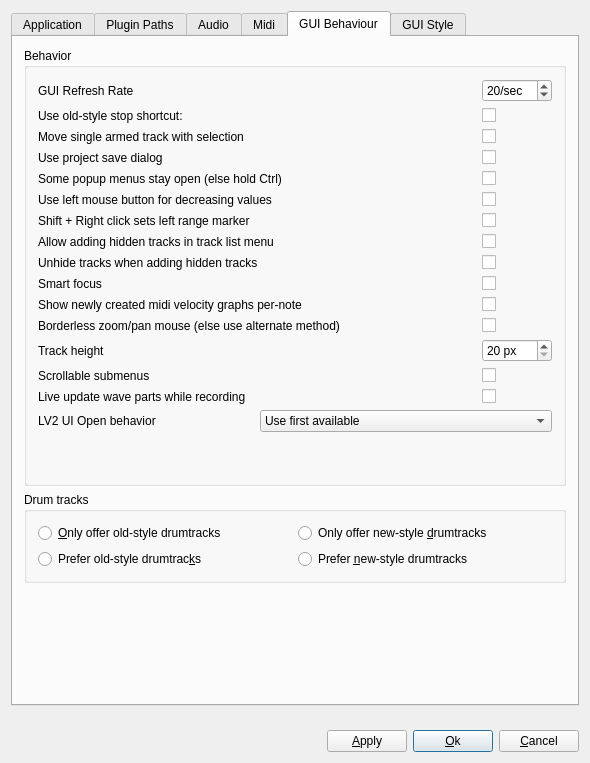
The window that muse3/muse/widgets/gensetbase.ui (emrum/muse) describes before a commit, drawn with Qt 5.
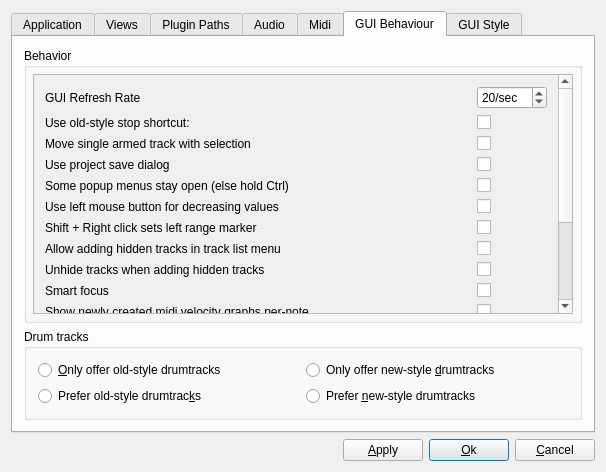
The same window after the commit. The open tabs and pages were chosen to show the change.

What changed in the file:
```diff
--- a/muse3/muse/widgets/gensetbase.ui
+++ b/muse3/muse/widgets/gensetbase.ui
@@ -6,8 +6,8 @@
    <rect>
     <x>0</x>
     <y>0</y>
-    <width>590</width>
-    <height>763</height>
+    <width>606</width>
+    <height>472</height>
    </rect>
   </property>
   <property name="windowTitle">
@@ -17,7 +17,7 @@
    <item>
     <widget class="QTabWidget" name="TabWidget2">
      <property name="sizePolicy">
-      <sizepolicy hsizetype="Expanding" vsizetype="Preferred">
+      <sizepolicy hsizetype="Expanding" vsizetype="Expanding">
        <horstretch>0</horstretch>
        <verstretch>0</verstretch>
       </sizepolicy>
@@ -36,6 +36,12 @@
           <string>Start Muse</string>
          </property>
          <layout class="QGridLayout">
+          <property name="topMargin">
+           <number>2</number>
+          </property>
+          <property name="bottomMargin">
+           <number>6</number>
+          </property>
           <item row="1" column="0">
            <layout class="QGridLayout" name="gridLayout11">
             <item row="3" column="0" colspan="2">
@@ -113,6 +119,12 @@
                <string>On Launch</string>
               </property>
               <layout class="QHBoxLayout" name="hLayout_2">
+               <property name="topMargin">
+                <number>2</number>
+               </property>
+               <property name="bottomMargin">
+                <number>6</number>
+               </property>
                <item>
                 <widget class="QCheckBox" name="showSplash">
                  <property name="text">
@@ -163,7 +175,65 @@
          </layout>
         </widget>
        </item>
-       <item row="3" column="0">
+       <item row="0" column="0">
+        <widget class="QGroupBox" name="projDirGroupBox">
+         <property name="title">
+          <string>Project directory</string>
+         </property>
+         <layout class="QHBoxLayout" name="qhboxProjDir">
+          <property name="spacing">
+           <number>6</number>
+          </property>
+          <property name="topMargin">
+           <number>2</number>
+          </property>
+          <property name="bottomMargin">
+           <number>2</number>
+          </property>
+          <item>
+           <widget class="QLabel" name="textLabel_ProjDir">
+            <property name="text">
+             <string>Projects:</string>
+            </property>
+            <property name="wordWrap">
+             <bool>false</bool>
+            </property>
+           </widget>
+          </item>
+          <item>
+           <widget class="QLineEdit" name="projDirEntry"/>
+          </item>
+          <item>
+           <widget class="QToolButton" name="projDirOpenToolButton">
+            <property name="text">
+             <string>...</string>
+            </property>
+           </widget>
+          </item>
+         </layout>
+        </widget>
+       </item>
+       <item row="1" column="0">
+        <widget class="QCheckBox" name="autoSaveCheckBox">
+         <property name="text">
+          <string>Auto save (every 5 minutes if not playing/recording)</string>
+         </property>
+        </widget>
+       </item>
+      </layout>
+     </widget>
+     <widget class="QWidget" name="tab_3">
+      <attribute name="title">
+       <string>Views</string>
+      </attribute>
+      <layout class="QVBoxLayout" name="verticalLayout_15">
+       <property name="topMargin">
+        <number>2</number>
+       </property>
+       <property name="bottomMargin">
+        <number>6</number>
+       </property>
+       <item>
         <widget class="QGroupBox" name="groupBox4">
          <property name="sizePolicy">
           <sizepolicy hsizetype="Preferred" vsizetype="Preferred">
@@ -174,7 +244,16 @@
          <property name="title">
           <string>Views</string>
          </property>
-         <layout class="QGridLayout">
+         <layout class="QGridLayout" name="_2">
+          <property name="topMargin">
+           <number>2</number>
+          </property>
+          <property name="bottomMargin">
+           <number>6</number>
+          </property>
+          <property name="verticalSpacing">
+           <number>2</number>
+          </property>
           <item row="1" column="3">
            <widget class="QSpinBox" name="transportY">
             <property name="toolTip">
@@ -546,45 +625,6 @@
          </layout>
         </widget>
        </item>
-       <item row="0" column="0">
-        <widget class="QGroupBox" name="projDirGroupBox">
-         <property name="title">
-          <string>Project directory</string>
-         </property>
-         <layout class="QHBoxLayout" name="qhboxProjDir">
-          <property name="spacing">
-           <number>6</number>
-          </property>
-          <item>
-           <widget class="QLabel" name="textLabel_ProjDir">
-            <property name="text">
-             <string>Projects:</string>
-            </property>
-            <property name="wordWrap">
-             <bool>false</bool>
-            </property>
-           </widget>
-          </item>
-          <item>
-           <widget class="QLineEdit" name="projDirEntry"/>
-          </item>
-          <item>
-           <widget class="QToolButton" name="projDirOpenToolButton">
-            <property name="text">
-             <string>...</string>
-            </property>
-           </widget>
-          </item>
-         </layout>
-        </widget>
-       </item>
-       <item row="1" column="0">
-        <widget class="QCheckBox" name="autoSaveCheckBox">
-         <property name="text">
-          <string>Auto save (every 5 minutes if not playing/recording)</string>
-         </property>
-        </widget>
-       </item>
       </layout>
      </widget>
      <widget class="QWidget" name="pathsTab">
@@ -1262,11 +1302,38 @@
       </attribute>
       <layout class="QVBoxLayout" name="verticalLayout_2">
        <item>
+        <widget class="QScrollArea" name="scrollArea_3">
+         <property name="widgetResizable">
+          <bool>true</bool>
+         </property>
+         <widget class="QWidget" name="scrollAreaWidgetContents_4">
+          <property name="geometry">
+           <rect>
+            <x>0</x>
+            <y>0</y>
+            <width>546</width>
+            <height>523</height>
+           </rect>
+          </property>
+          <layout class="QVBoxLayout" name="verticalLayout_16">
+           <property name="margin">
+            <number>6</number>
+           </property>
+           <item>
         <widget class="QGroupBox" name="GroupBox2">
          <property name="title">
           <string>Ticks</string>
          </property>
          <layout class="QGridLayout" name="gridLayout_2">
+              <property name="topMargin">
+               <number>2</number>
+              </property>
+              <property name="bottomMargin">
+               <number>6</number>
+              </property>
+              <property name="verticalSpacing">
+               <number>2</number>
+              </property>
           <item row="1" column="0" rowspan="2">
            <widget class="QLabel" name="TextLabel3">
             <property name="text">
@@ -1472,6 +1539,9 @@
           <string>Instrument initialization</string>
          </property>
          <layout class="QVBoxLayout" name="verticalLayout">
+              <property name="spacing">
+               <number>2</number>
+              </property>
           <item>
            <widget class="QCheckBox" name="midiSendInit">
             <property name="text">
@@ -1502,6 +1572,12 @@
           <string>Midi controller behaviour</string>
          </property>
          <layout class="QHBoxLayout" name="horizontalLayout_4">
+              <property name="topMargin">
+               <number>2</number>
+              </property>
+              <property name="bottomMargin">
+               <number>6</number>
+              </property>
           <item>
            <widget class="QCheckBox" name="sendNullParamsCB">
             <property name="toolTip">
@@ -1569,6 +1645,15 @@
           <string>Record new style drum tracks</string>
          </property>
          <layout class="QVBoxLayout" name="verticalLayout_5">
+              <property name="spacing">
+               <number>2</number>
+              </property>
+              <property name="topMargin">
+               <number>2</number>
+              </property>
+              <property name="bottomMargin">
+               <number>6</number>
+              </property>
           <item>
            <widget class="QRadioButton" name="recordAllButton">
             <property name="text">
@@ -1600,18 +1685,9 @@
          </layout>
         </widget>
        </item>
-       <item>
-        <spacer name="verticalSpacer_3">
-         <property name="orientation">
-          <enum>Qt::Vertical</enum>
-         </property>
-         <property name="sizeHint" stdset="0">
-          <size>
-           <width>191</width>
-           <height>166</height>
-          </size>
-         </property>
-        </spacer>
+          </layout>
+         </widget>
+        </widget>
        </item>
       </layout>
      </widget>
@@ -1623,16 +1699,7 @@
        <property name="spacing">
         <number>6</number>
        </property>
-       <property name="leftMargin">
-        <number>11</number>
-       </property>
-       <property name="topMargin">
-        <number>11</number>
-       </property>
-       <property name="rightMargin">
-        <number>11</number>
-       </property>
-       <property name="bottomMargin">
+       <property name="margin">
         <number>11</number>
        </property>
        <item>
@@ -1641,70 +1708,53 @@
           <string>Behavior</string>
          </property>
          <layout class="QGridLayout" name="gridLayout7">
-          <item row="12" column="0">
-           <widget class="QLabel" name="label_7">
-            <property name="text">
-             <string>Track height</string>
-            </property>
-           </widget>
-          </item>
-          <item row="14" column="2">
-           <widget class="QCheckBox" name="liveWaveUpdateCheckBox">
-            <property name="text">
-             <string/>
-            </property>
-           </widget>
-          </item>
-          <item row="14" column="0">
-           <widget class="QLabel" name="label_10">
-            <property name="text">
-             <string>Live update wave parts while recording</string>
+          <property name="margin">
+           <number>6</number>
+          </property>
+          <property name="spacing">
+           <number>-1</number>
+          </property>
+          <item row="0" column="0" colspan="2">
+           <widget class="QScrollArea" name="scrollArea_2">
+            <property name="widgetResizable">
+             <bool>true</bool>
             </property>
-           </widget>
-          </item>
-          <item row="2" column="2">
-           <widget class="QCheckBox" name="moveArmedCheckBox">
-            <property name="sizePolicy">
-             <sizepolicy hsizetype="Fixed" vsizetype="Fixed">
-              <horstretch>0</horstretch>
-              <verstretch>0</verstretch>
-             </sizepolicy>
-            </property>
+            <widget class="QWidget" name="scrollAreaWidgetContents_3">
+             <property name="geometry">
+              <rect>
+               <x>0</x>
+               <y>0</y>
+               <width>526</width>
+               <height>432</height>
+              </rect>
+             </property>
+             <layout class="QGridLayout" name="gridLayout">
+              <item row="0" column="0">
+               <widget class="QLabel" name="TextLabel1">
             <property name="text">
-             <string/>
-            </property>
-           </widget>
-          </item>
-          <item row="11" column="2">
-           <widget class="QCheckBox" name="borderlessMouseCheckBox">
-            <property name="toolTip">
-             <string>Enable borderless mouse.
-For certain functions like zoom/pan.
-Disable to use an alternate standard 
- method.
-</string>
-            </property>
-            <property name="whatsThis">
-             <string>Enable borderless mouse.
-For certain functions like zoom.
-Disable to use an alternate standard
- method.</string>
-            </property>
-            <property name="text">
-             <string/>
-            </property>
-           </widget>
-          </item>
-          <item row="3" column="0">
-           <widget class="QLabel" name="textLabel1_4_3">
-            <property name="text">
-             <string>Use project save dialog</string>
+                 <string>GUI Refresh Rate</string>
             </property>
             <property name="wordWrap">
              <bool>false</bool>
             </property>
            </widget>
           </item>
+              <item row="0" column="2">
+               <widget class="QSpinBox" name="guiRefreshSelect">
+                <property name="suffix">
+                 <string>/sec</string>
+                </property>
+                <property name="minimum">
+                 <number>2</number>
+                </property>
+                <property name="maximum">
+                 <number>100</number>
+                </property>
+                <property name="value">
+                 <number>20</number>
+                </property>
+               </widget>
+              </item>
           <item row="1" column="0">
            <widget class="QLabel" name="textLabel1_4">
             <property name="text">
@@ -1715,8 +1765,8 @@
             </property>
            </widget>
           </item>
-          <item row="6" column="2">
-           <widget class="QCheckBox" name="rangeMarkerWithoutMMBCheckBox">
+              <item row="1" column="2">
+               <widget class="QCheckBox" name="oldStyleStopCheckBox">
             <property name="sizePolicy">
              <sizepolicy hsizetype="Fixed" vsizetype="Fixed">
               <horstretch>0</horstretch>
@@ -1738,6 +1788,82 @@
             </property>
            </widget>
           </item>
+              <item row="2" column="2">
+               <widget class="QCheckBox" name="moveArmedCheckBox">
+                <property name="sizePolicy">
+                 <sizepolicy hsizetype="Fixed" vsizetype="Fixed">
+                  <horstretch>0</horstretch>
+                  <verstretch>0</verstretch>
+                 </sizepolicy>
+                </property>
+                <property name="text">
+                 <string/>
+                </property>
+               </widget>
+              </item>
+              <item row="3" column="0">
+               <widget class="QLabel" name="textLabel1_4_3">
+                <property name="text">
+                 <string>Use project save dialog</string>
+                </property>
+                <property name="wordWrap">
+                 <bool>false</bool>
+                </property>
+               </widget>
+              </item>
+              <item row="3" column="2">
+               <widget class="QCheckBox" name="projectSaveCheckBox">
+                <property name="sizePolicy">
+                 <sizepolicy hsizetype="Fixed" vsizetype="Fixed">
+                  <horstretch>0</horstretch>
+                  <verstretch>0</verstretch>
+                 </sizepolicy>
+                </property>
+                <property name="text">
+                 <string/>
+                </property>
+               </widget>
+              </item>
+              <item row="4" column="0" colspan="2">
+               <widget class="QLabel" name="TextLabel1_3">
+                <property name="toolTip">
+                 <string/>
+                </property>
+                <property name="text">
+                 <string>Some popup menus stay open (else hold Ctrl)</string>
+                </property>
+               </widget>
+              </item>
+              <item row="4" column="2">
+               <widget class="QCheckBox" name="popsDefStayOpenCheckBox">
+                <property name="sizePolicy">
+                 <sizepolicy hsizetype="Fixed" vsizetype="Fixed">
+                  <horstretch>0</horstretch>
+                  <verstretch>0</verstretch>
+                 </sizepolicy>
+                </property>
+                <property name="toolTip">
+                 <string>Allows some popup menus to stay open.
+Otherwise, hold Ctrl to keep them open.</string>
+                </property>
+                <property name="text">
+                 <string notr="true"/>
+                </property>
+               </widget>
+              </item>
+              <item row="5" column="0" colspan="2">
+               <widget class="QLabel" name="label_2">
+                <property name="toolTip">
+                 <string>In some areas, the middle mouse button decreases
+values, while the right button increases. Users without a
+middle mouse button can select this option to make the
+left button behave like the middle button in such areas.</string>
+                </property>
+                <property name="text">
+                 <string>Use left mouse button for decreasing values</string>
+                </property>
+               </widget>
+              </item>
           <item row="5" column="2">
            <widget class="QCheckBox" name="lmbDecreasesCheckBox">
             <property name="sizePolicy">
@@ -1758,8 +1884,14 @@
             </property>
            </widget>
           </item>
-          <item row="10" column="2">
-           <widget class="QCheckBox" name="velocityPerNoteCheckBox">
+              <item row="6" column="2">
+               <widget class="QCheckBox" name="rangeMarkerWithoutMMBCheckBox">
+                <property name="sizePolicy">
+                 <sizepolicy hsizetype="Fixed" vsizetype="Fixed">
+                  <horstretch>0</horstretch>
+                  <verstretch>0</verstretch>
+                 </sizepolicy>
+                </property>
             <property name="text">
              <string/>
             </property>
@@ -1772,105 +1904,6 @@
             </property>
            </widget>
           </item>
-          <item row="9" column="2">
-           <widget class="QCheckBox" name="smartFocusCheckBox">
-            <property name="sizePolicy">
-             <sizepolicy hsizetype="Fixed" vsizetype="Fixed">
-              <horstretch>0</horstretch>
-              <verstretch>0</verstretch>
-             </sizepolicy>
-            </property>
-            <property name="toolTip">
-             <string>Smart focus</string>
-            </property>
-            <property name="whatsThis">
-             <string>After editing, controls will return
- focus to their respective canvas</string>
-            </property>
-            <property name="text">
-             <string/>
-            </property>
-           </widget>
-          </item>
-          <item row="12" column="2">
-           <widget class="QSpinBox" name="trackHeight">
-            <property name="suffix">
-             <string> px</string>
-            </property>
-            <property name="minimum">
-             <number>20</number>
-            </property>
-            <property name="maximum">
-             <number>2000</number>
-            </property>
-            <property name="value">
-             <number>20</number>
-            </property>
-           </widget>
-          </item>
-          <item row="11" column="0" colspan="2">
-           <widget class="QLabel" name="label_8">
-            <property name="toolTip">
-             <string/>
-            </property>
-            <property name="whatsThis">
-             <string/>
-            </property>
-            <property name="text">
-             <string>Borderless zoom/pan mouse (else use alternate method)</string>
-            </property>
-           </widget>
-          </item>
-          <item row="10" column="0" colspan="2">
-           <widget class="QLabel" name="label_6">
-            <property name="text">
-             <string>Show newly created midi velocity graphs per-note</string>
-            </property>
-           </widget>
-          </item>
-          <item row="0" column="0">
-           <widget class="QLabel" name="TextLabel1">
-            <property name="text">
-             <string>GUI Refresh Rate</string>
-            </property>
-            <property name="wordWrap">
-             <bool>false</bool>
-            </property>
-           </widget>
-          </item>
-          <item row="4" column="2">
-           <widget class="QCheckBox" name="popsDefStayOpenCheckBox">
-            <property name="sizePolicy">
-             <sizepolicy hsizetype="Fixed" vsizetype="Fixed">
-              <horstretch>0</horstretch>
-              <verstretch>0</verstretch>
-             </sizepolicy>
-            </property>
-            <property name="toolTip">
-             <string>Allows some popup menus to stay open.
-Otherwise, hold Ctrl to keep them open.</string>
-            </property>
-            <property name="text">
-             <string notr="true"/>
-            </property>
-           </widget>
-          </item>
-          <item row="0" column="2">
-           <widget class="QSpinBox" name="guiRefreshSelect">
-            <property name="suffix">
-             <string>/sec</string>
-            </property>
-            <property name="minimum">
-             <number>2</number>
-            </property>
-            <property name="maximum">
-             <number>100</number>
-            </property>
-            <property name="value">
-             <number>20</number>
-            </property>
-           </widget>
-          </item>
           <item row="7" column="2">
            <widget class="QCheckBox" name="addHiddenCheckBox">
             <property name="text">
@@ -1885,29 +1918,6 @@
             </property>
            </widget>
           </item>
-          <item row="4" column="0" colspan="2">
-           <widget class="QLabel" name="TextLabel1_3">
-            <property name="toolTip">
-             <string/>
-            </property>
-            <property name="text">
-             <string>Some popup menus stay open (else hold Ctrl)</string>
-            </property>
-           </widget>
-          </item>
-          <item row="1" column="2">
-           <widget class="QCheckBox" name="oldStyleStopCheckBox">
-            <property name="sizePolicy">
-             <sizepolicy hsizetype="Fixed" vsizetype="Fixed">
-              <horstretch>0</horstretch>
-              <verstretch>0</verstretch>
-             </sizepolicy>
-            </property>
-            <property name="text">
-             <string/>
-            </property>
-           </widget>
-          </item>
           <item row="8" column="2">
            <widget class="QCheckBox" name="unhideTracksCheckBox">
             <property name="text">
@@ -1915,19 +1925,6 @@
             </property>
            </widget>
           </item>
-          <item row="5" column="0" colspan="2">
-           <widget class="QLabel" name="label_2">
-            <property name="toolTip">
-             <string>In some areas, the middle mouse button decreases
-values, while the right button increases. Users without a
-middle mouse button can select this option to make the
-left button behave like the middle button in such areas.</string>
-            </property>
-            <property name="text">
-             <string>Use left mouse button for decreasing values</string>
-            </property>
-           </widget>
-          </item>
           <item row="9" column="0" colspan="2">
            <widget class="QLabel" name="label5">
             <property name="text">
@@ -1938,31 +1935,95 @@
             </property>
            </widget>
           </item>
-          <item row="3" column="2">
-           <widget class="QCheckBox" name="projectSaveCheckBox">
+              <item row="9" column="2">
+               <widget class="QCheckBox" name="smartFocusCheckBox">
             <property name="sizePolicy">
              <sizepolicy hsizetype="Fixed" vsizetype="Fixed">
               <horstretch>0</horstretch>
               <verstretch>0</verstretch>
              </sizepolicy>
             </property>
+                <property name="toolTip">
+                 <string>Smart focus</string>
+                </property>
+                <property name="whatsThis">
+                 <string>After editing, controls will return
+ focus to their respective canvas</string>
+                </property>
             <property name="text">
              <string/>
             </property>
            </widget>
           </item>
-          <item row="16" column="1">
-           <spacer name="verticalSpacer_2">
-            <property name="orientation">
-             <enum>Qt::Vertical</enum>
-            </property>
-            <property name="sizeHint" stdset="0">
-             <size>
-              <width>20</width>
-              <height>40</height>
-             </size>
-            </property>
-           </spacer>
+              <item row="10" column="0" colspan="2">
+               <widget class="QLabel" name="label_6">
+                <property name="text">
+                 <string>Show newly created midi velocity graphs per-note</string>
+                </property>
+               </widget>
+              </item>
+              <item row="10" column="2">
+               <widget class="QCheckBox" name="velocityPerNoteCheckBox">
+                <property name="text">
+                 <string/>
+                </property>
+               </widget>
+              </item>
+              <item row="11" column="0" colspan="2">
+               <widget class="QLabel" name="label_8">
+                <property name="toolTip">
+                 <string/>
+                </property>
+                <property name="whatsThis">
+                 <string/>
+                </property>
+                <property name="text">
+                 <string>Borderless zoom/pan mouse (else use alternate method)</string>
+                </property>
+               </widget>
+              </item>
+              <item row="11" column="2">
+               <widget class="QCheckBox" name="borderlessMouseCheckBox">
+                <property name="toolTip">
+                 <string>Enable borderless mouse.
+For certain functions like zoom/pan.
+Disable to use an alternate standard 
+ method.
+</string>
+                </property>
+                <property name="whatsThis">
+                 <string>Enable borderless mouse.
+For certain functions like zoom.
+Disable to use an alternate standard
+ method.</string>
+                </property>
+                <property name="text">
+                 <string/>
+                </property>
+               </widget>
+              </item>
+              <item row="12" column="0">
+               <widget class="QLabel" name="label_7">
+                <property name="text">
+                 <string>Track height</string>
+                </property>
+               </widget>
+              </item>
+              <item row="12" column="2">
+               <widget class="QSpinBox" name="trackHeight">
+                <property name="suffix">
+                 <string> px</string>
+                </property>
+                <property name="minimum">
+                 <number>20</number>
+                </property>
+                <property name="maximum">
+                 <number>2000</number>
+                </property>
+                <property name="value">
+                 <number>20</number>
+                </property>
+               </widget>
           </item>
           <item row="13" column="0">
            <widget class="QLabel" name="label_9">
@@ -1978,6 +2039,20 @@
             </property>
            </widget>
           </item>
+              <item row="14" column="0">
+               <widget class="QLabel" name="label_10">
+                <property name="text">
+                 <string>Live update wave parts while recording</string>
+                </property>
+               </widget>
+              </item>
+              <item row="14" column="2">
+               <widget class="QCheckBox" name="liveWaveUpdateCheckBox">
+                <property name="text">
+                 <string/>
+                </property>
+               </widget>
+              </item>
           <item row="15" column="0">
            <widget class="QLabel" name="label_11">
             <property name="text">
@@ -2006,6 +2081,10 @@
           </item>
          </layout>
         </widget>
+           </widget>
+          </item>
+         </layout>
+        </widget>
        </item>
        <item>
         <widget class="QGroupBox" name="groupBox_4">
@@ -2044,19 +2123,6 @@
          </layout>
         </widget>
        </item>
-       <item>
-        <spacer name="verticalSpacer_21">
-         <property name="orientation">
-          <enum>Qt::Vertical</enum>
-         </property>
-         <property name="sizeHint" stdset="0">
-          <size>
-           <width>20</width>
-           <height>40</height>
-          </size>
-         </property>
-        </spacer>
-       </item>
       </layout>
      </widget>
      <widget class="QWidget" name="tab_2">
@@ -2115,8 +2181,8 @@
               <rect>
                <x>0</x>
                <y>0</y>
-               <width>538</width>
-               <height>563</height>
+               <width>540</width>
+               <height>288</height>
               </rect>
              </property>
              <layout class="QHBoxLayout" name="horizontalLayout_3">
@@ -2134,24 +2200,11 @@
      </widget>
     </widget>
    </item>
-   <item>
-    <spacer name="spacer7_2">
-     <property name="orientation">
-      <enum>Qt::Vertical</enum>
-     </property>
-     <property name="sizeType">
-      <enum>QSizePolicy::Expanding</enum>
-     </property>
-     <property name="sizeHint" stdset="0">
-      <size>
-       <width>20</width>
-       <height>51</height>
-      </size>
-     </property>
-    </spacer>
-   </item>
    <item>
     <layout class="QHBoxLayout" name="horizontalLayout">
+     <property name="spacing">
+      <number>-1</number>
+     </property>
      <item>
       <spacer name="Spacer1">
        <property name="orientation">
```
Lines whose indentation alone changed are shown as unchanged.
